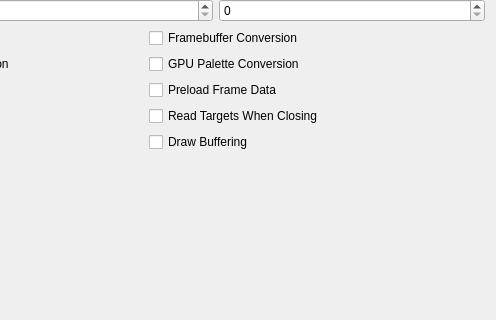
Before: the Qt Designer form pcsx2-qt/Settings/GraphicsHardwareFixesSettingsTab.ui in PCSX2/pcsx2, drawn with Qt 5; both pictures show x 204 to 700 and y 180 to 500 of the 700 by 500 pixel window.
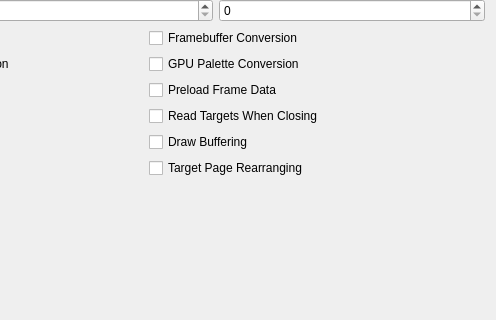
After: the same form once the commit is applied.

Commit message: GS/HW: Support Target Page Rearranging

Patch:
```diff
--- a/pcsx2-qt/Settings/GraphicsHardwareFixesSettingsTab.ui
+++ b/pcsx2-qt/Settings/GraphicsHardwareFixesSettingsTab.ui
@@ -278,6 +278,13 @@
        </property>
       </widget>
      </item>
+     <item row="5" column="1">
+      <widget class="QCheckBox" name="targetPageRearranging">
+       <property name="text">
+        <string>Target Page Rearranging</string>
+       </property>
+      </widget>
+     </item>
      <item row="4" column="1">
       <widget class="QCheckBox" name="drawBuffering">
        <property name="text">
```
The commit also changes 12 other files.
